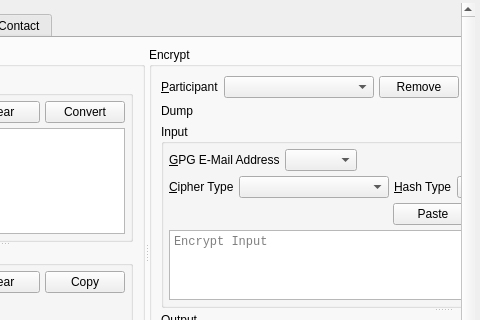
This is branches/trunk/GoldBug-UI/spot-on-rosetta.ui in textbrowser/spot-on as Qt 5 draws it before an edit; both pictures show x 170 to 650 and y 93 to 413 of the 650 by 550 pixel window. The edited form follows.
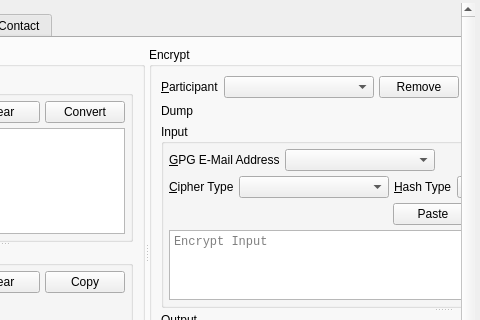
This is the edited form. Icons and pictures are not drawn.

```diff
--- a/branches/trunk/GoldBug-UI/spot-on-rosetta.ui
+++ b/branches/trunk/GoldBug-UI/spot-on-rosetta.ui
@@ -133,7 +133,7 @@
       <widget class="QWidget" name="scrollAreaWidgetContents">
        <property name="geometry">
         <rect>
-         <x>-292</x>
+         <x>0</x>
          <y>0</y>
          <width>1030</width>
          <height>520</height>
@@ -496,6 +496,9 @@
                         <property name="sizeAdjustPolicy">
                          <enum>QComboBox::AdjustToContents</enum>
                         </property>
+                        <property name="minimumContentsLength">
+                         <number>15</number>
+                        </property>
                        </widget>
                       </item>
                       <item>
```
